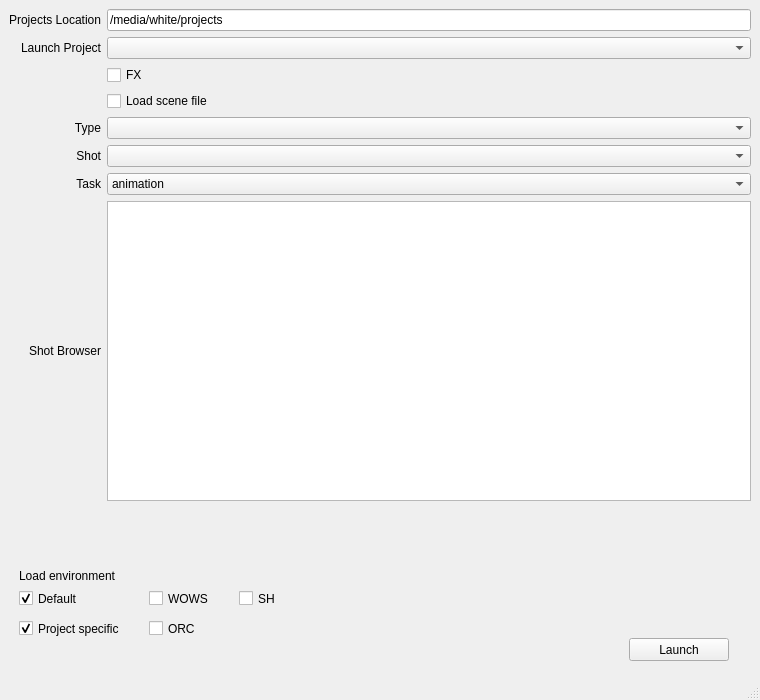
Old version of the form uiHoudiniLauncher.ui in the repository mrmcdobrotny/houdiniLauncher.
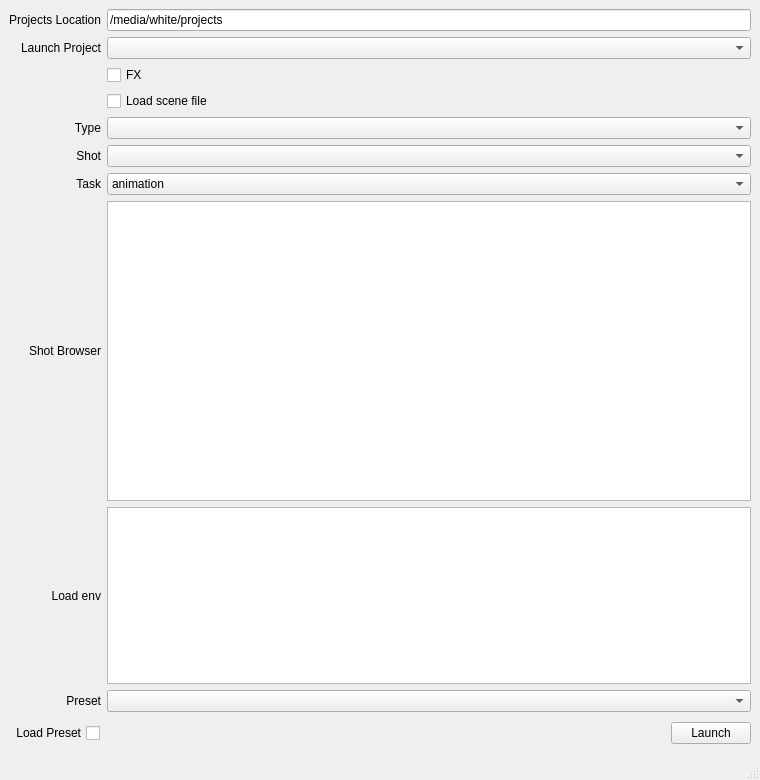
New version of the form.

Commit message: presets load

The edit to the form file:
```diff
--- a/uiHoudiniLauncher.ui
+++ b/uiHoudiniLauncher.ui
@@ -7,7 +7,7 @@
     <x>0</x>
     <y>0</y>
     <width>760</width>
-    <height>700</height>
+    <height>780</height>
    </rect>
   </property>
   <property name="minimumSize">
@@ -22,157 +22,67 @@
   <widget class="QWidget" name="centralwidget">
    <layout class="QGridLayout" name="gridLayout_2">
     <item row="2" column="0">
-     <widget class="QFrame" name="frame">
-      <property name="minimumSize">
+     <spacer name="verticalSpacer">
+      <property name="orientation">
+       <enum>Qt::Vertical</enum>
+      </property>
+      <property name="sizeType">
+       <enum>QSizePolicy::Expanding</enum>
+      </property>
+      <property name="sizeHint" stdset="0">
        <size>
-        <width>0</width>
-        <height>110</height>
+        <width>20</width>
+        <height>10</height>
        </size>
       </property>
-      <property name="frameShape">
-       <enum>QFrame::NoFrame</enum>
-      </property>
-      <property name="frameShadow">
-       <enum>QFrame::Raised</enum>
-      </property>
-      <property name="lineWidth">
-       <number>0</number>
-      </property>
-      <widget class="QCheckBox" name="checkDefaultEnv">
-       <property name="geometry">
-        <rect>
-         <x>10</x>
-         <y>30</y>
-         <width>85</width>
-         <height>21</height>
-        </rect>
-       </property>
-       <property name="text">
-        <string>Default</string>
-       </property>
-       <property name="checked">
-        <bool>true</bool>
-       </property>
-      </widget>
-      <widget class="QLabel" name="label_4">
-       <property name="geometry">
-        <rect>
-         <x>10</x>
-         <y>10</y>
-         <width>121</width>
-         <height>16</height>
-        </rect>
-       </property>
-       <property name="text">
-        <string>Load environment</string>
-       </property>
-      </widget>
-      <widget class="QCheckBox" name="checkProjectEnv">
-       <property name="geometry">
-        <rect>
-         <x>10</x>
-         <y>60</y>
-         <width>151</width>
-         <height>21</height>
-        </rect>
-       </property>
-       <property name="text">
-        <string>Project specific</string>
-       </property>
-       <property name="checked">
-        <bool>true</bool>
-       </property>
-      </widget>
-      <widget class="QCheckBox" name="checkWowsEnv">
-       <property name="geometry">
-        <rect>
-         <x>140</x>
-         <y>30</y>
-         <width>85</width>
-         <height>21</height>
-        </rect>
-       </property>
-       <property name="text">
-        <string>WOWS</string>
-       </property>
-      </widget>
-      <widget class="QCheckBox" name="checkOrcEnv">
-       <property name="geometry">
-        <rect>
-         <x>140</x>
-         <y>60</y>
-         <width>85</width>
-         <height>21</height>
-        </rect>
-       </property>
-       <property name="text">
-        <string>ORC</string>
-       </property>
-      </widget>
-      <widget class="QCheckBox" name="checkShEnv">
-       <property name="geometry">
-        <rect>
-         <x>230</x>
-         <y>30</y>
-         <width>85</width>
-         <height>21</height>
-        </rect>
-       </property>
-       <property name="text">
-        <string>SH</string>
-       </property>
-      </widget>
-      <widget class="QPushButton" name="launch_project">
-       <property name="geometry">
-        <rect>
-         <x>620</x>
-         <y>80</y>
-         <width>100</width>
-         <height>23</height>
-        </rect>
-       </property>
-       <property name="maximumSize">
-        <size>
-         <width>100</width>
-         <height>16777215</height>
-        </size>
-       </property>
-       <property name="layoutDirection">
-        <enum>Qt::RightToLeft</enum>
-       </property>
-       <property name="text">
-        <string>Launch</string>
-       </property>
-      </widget>
-     </widget>
+     </spacer>
     </item>
     <item row="0" column="0">
      <layout class="QGridLayout" name="gridLayout">
-      <item row="6" column="4">
-       <widget class="QComboBox" name="taskTypeList">
+      <item row="5" column="2">
+       <widget class="QLabel" name="label_5">
         <property name="enabled">
          <bool>true</bool>
         </property>
-        <item>
-         <property name="text">
-          <string>animation</string>
-         </property>
-        </item>
-        <item>
-         <property name="text">
-          <string>fx</string>
-         </property>
-        </item>
-        <item>
-         <property name="text">
-          <string>lighting</string>
-         </property>
-        </item>
-        <item>
-         <property name="text">
-          <string>layout</string>
-         </property>
-        </item>
+        <property name="text">
+         <string>Shot</string>
+        </property>
+        <property name="alignment">
+         <set>Qt::AlignRight|Qt::AlignTrailing|Qt::AlignVCenter</set>
+        </property>
+       </widget>
+      </item>
+      <item row="9" column="4">
+       <widget class="QListWidget" name="listWidget"/>
+      </item>
+      <item row="1" column="2">
+       <widget class="QLabel" name="label_2">
+        <property name="text">
+         <string>Launch Project</string>
+        </property>
+        <property name="alignment">
+         <set>Qt::AlignRight|Qt::AlignTrailing|Qt::AlignVCenter</set>
+        </property>
+       </widget>
+      </item>
+      <item row="10" column="4">
+       <widget class="QComboBox" name="presetList"/>
+      </item>
+      <item row="9" column="2">
+       <widget class="QLabel" name="label_4">
+        <property name="text">
+         <string>Load env</string>
+        </property>
+        <property name="alignment">
+         <set>Qt::AlignRight|Qt::AlignTrailing|Qt::AlignVCenter</set>
+        </property>
+       </widget>
+      </item>
+      <item row="4" column="4">
+       <widget class="QComboBox" name="tasksList">
+        <property name="enabled">
+         <bool>true</bool>
+        </property>
        </widget>
       </item>
       <item row="8" column="2">
@@ -188,46 +98,6 @@
         </property>
        </widget>
       </item>
-      <item row="2" column="4">
-       <widget class="QCheckBox" name="checkFx">
-        <property name="text">
-         <string>FX</string>
-        </property>
-       </widget>
-      </item>
-      <item row="3" column="4">
-       <widget class="QCheckBox" name="checkLoadFile">
-        <property name="text">
-         <string>Load scene file</string>
-        </property>
-       </widget>
-      </item>
-      <item row="4" column="2">
-       <widget class="QLabel" name="label_6">
-        <property name="enabled">
-         <bool>true</bool>
-        </property>
-        <property name="text">
-         <string>Type</string>
-        </property>
-        <property name="alignment">
-         <set>Qt::AlignRight|Qt::AlignTrailing|Qt::AlignVCenter</set>
-        </property>
-       </widget>
-      </item>
-      <item row="1" column="4">
-       <widget class="QComboBox" name="projects_list"/>
-      </item>
-      <item row="0" column="2">
-       <widget class="QLabel" name="label">
-        <property name="text">
-         <string>Projects Location</string>
-        </property>
-        <property name="alignment">
-         <set>Qt::AlignRight|Qt::AlignTrailing|Qt::AlignVCenter</set>
-        </property>
-       </widget>
-      </item>
       <item row="0" column="4">
        <widget class="QLineEdit" name="projects_location">
         <property name="text">
@@ -235,23 +105,6 @@
         </property>
        </widget>
       </item>
-      <item row="1" column="2">
-       <widget class="QLabel" name="label_2">
-        <property name="text">
-         <string>Launch Project</string>
-        </property>
-        <property name="alignment">
-         <set>Qt::AlignRight|Qt::AlignTrailing|Qt::AlignVCenter</set>
-        </property>
-       </widget>
-      </item>
-      <item row="4" column="4">
-       <widget class="QComboBox" name="tasksList">
-        <property name="enabled">
-         <bool>true</bool>
-        </property>
-       </widget>
-      </item>
       <item row="6" column="2">
        <widget class="QLabel" name="label_7">
         <property name="enabled">
@@ -265,6 +118,52 @@
         </property>
        </widget>
       </item>
+      <item row="1" column="4">
+       <widget class="QComboBox" name="projects_list"/>
+      </item>
+      <item row="5" column="4">
+       <widget class="QComboBox" name="shotsList">
+        <property name="enabled">
+         <bool>true</bool>
+        </property>
+       </widget>
+      </item>
+      <item row="10" column="2">
+       <widget class="QLabel" name="label_8">
+        <property name="layoutDirection">
+         <enum>Qt::RightToLeft</enum>
+        </property>
+        <property name="text">
+         <string>Preset</string>
+        </property>
+        <property name="alignment">
+         <set>Qt::AlignRight|Qt::AlignTrailing|Qt::AlignVCenter</set>
+        </property>
+       </widget>
+      </item>
+      <item row="0" column="2">
+       <widget class="QLabel" name="label">
+        <property name="text">
+         <string>Projects Location</string>
+        </property>
+        <property name="alignment">
+         <set>Qt::AlignRight|Qt::AlignTrailing|Qt::AlignVCenter</set>
+        </property>
+       </widget>
+      </item>
+      <item row="4" column="2">
+       <widget class="QLabel" name="label_6">
+        <property name="enabled">
+         <bool>true</bool>
+        </property>
+        <property name="text">
+         <string>Type</string>
+        </property>
+        <property name="alignment">
+         <set>Qt::AlignRight|Qt::AlignTrailing|Qt::AlignVCenter</set>
+        </property>
+       </widget>
+      </item>
       <item row="8" column="4">
        <widget class="QTreeView" name="treeViewShots">
         <property name="enabled">
@@ -284,45 +183,50 @@
         </attribute>
        </widget>
       </item>
-      <item row="5" column="4">
-       <widget class="QComboBox" name="shotsList">
-        <property name="enabled">
-         <bool>true</bool>
+      <item row="3" column="4">
+       <widget class="QCheckBox" name="checkLoadFile">
+        <property name="text">
+         <string>Load scene file</string>
         </property>
        </widget>
       </item>
-      <item row="5" column="2">
-       <widget class="QLabel" name="label_5">
+      <item row="2" column="4">
+       <widget class="QCheckBox" name="checkFx">
+        <property name="text">
+         <string>FX</string>
+        </property>
+       </widget>
+      </item>
+      <item row="6" column="4">
+       <widget class="QComboBox" name="taskTypeList">
         <property name="enabled">
          <bool>true</bool>
         </property>
-        <property name="text">
-         <string>Shot</string>
-        </property>
-        <property name="alignment">
-         <set>Qt::AlignRight|Qt::AlignTrailing|Qt::AlignVCenter</set>
-        </property>
+        <item>
+         <property name="text">
+          <string>animation</string>
+         </property>
+        </item>
+        <item>
+         <property name="text">
+          <string>fx</string>
+         </property>
+        </item>
+        <item>
+         <property name="text">
+          <string>lighting</string>
+         </property>
+        </item>
+        <item>
+         <property name="text">
+          <string>layout</string>
+         </property>
+        </item>
        </widget>
       </item>
      </layout>
     </item>
-    <item row="1" column="0">
-     <spacer name="verticalSpacer">
-      <property name="orientation">
-       <enum>Qt::Vertical</enum>
-      </property>
-      <property name="sizeType">
-       <enum>QSizePolicy::Expanding</enum>
-      </property>
-      <property name="sizeHint" stdset="0">
-       <size>
-        <width>20</width>
-        <height>10</height>
-       </size>
-      </property>
-     </spacer>
-    </item>
-    <item row="3" column="0">
+    <item row="4" column="0">
      <spacer name="verticalSpacer_2">
       <property name="orientation">
        <enum>Qt::Vertical</enum>
@@ -338,6 +242,82 @@
       </property>
      </spacer>
     </item>
+    <item row="3" column="0">
+     <widget class="QFrame" name="frame">
+      <property name="minimumSize">
+       <size>
+        <width>0</width>
+        <height>30</height>
+       </size>
+      </property>
+      <property name="layoutDirection">
+       <enum>Qt::RightToLeft</enum>
+      </property>
+      <property name="frameShape">
+       <enum>QFrame::NoFrame</enum>
+      </property>
+      <property name="frameShadow">
+       <enum>QFrame::Raised</enum>
+      </property>
+      <property name="lineWidth">
+       <number>0</number>
+      </property>
+      <layout class="QHBoxLayout" name="horizontalLayout_2">
+       <property name="leftMargin">
+        <number>0</number>
+       </property>
+       <property name="topMargin">
+        <number>0</number>
+       </property>
+       <property name="rightMargin">
+        <number>0</number>
+       </property>
+       <property name="bottomMargin">
+        <number>0</number>
+       </property>
+       <item>
+        <layout class="QHBoxLayout" name="horizontalLayout">
+         <item>
+          <widget class="QPushButton" name="launch_project">
+           <property name="maximumSize">
+            <size>
+             <width>100</width>
+             <height>16777215</height>
+            </size>
+           </property>
+           <property name="layoutDirection">
+            <enum>Qt::RightToLeft</enum>
+           </property>
+           <property name="text">
+            <string>Launch</string>
+           </property>
+          </widget>
+         </item>
+         <item>
+          <spacer name="horizontalSpacer">
+           <property name="orientation">
+            <enum>Qt::Horizontal</enum>
+           </property>
+           <property name="sizeHint" stdset="0">
+            <size>
+             <width>40</width>
+             <height>20</height>
+            </size>
+           </property>
+          </spacer>
+         </item>
+         <item>
+          <widget class="QCheckBox" name="checkLoadPreset">
+           <property name="text">
+            <string>Load Preset</string>
+           </property>
+          </widget>
+         </item>
+        </layout>
+       </item>
+      </layout>
+     </widget>
+    </item>
    </layout>
   </widget>
   <widget class="QMenuBar" name="menubar">
```
The commit also changes 2 other files.
